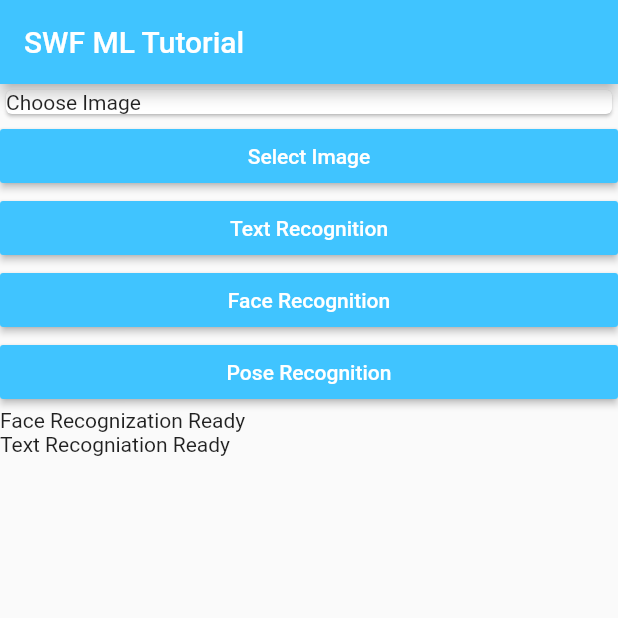
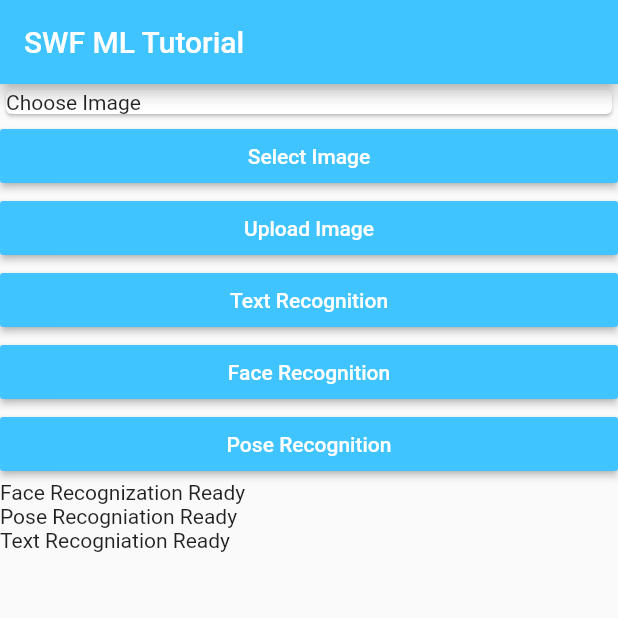
Before and after one commit to Junduck15/GoogleML_Tutorial, a Flutter app: the screen it shows after launch, after a tap on "Text Recognition", on a phone screen of 412 x 824 dp, the top half of it. Run offline on Flutter 3.47's test engine with Material 2 defaults, Android fonts, the phone set to English and light mode, and no system bars; our stand-ins replace camera, firebase_core, firebase_storage, image_picker; missing offline and left inert: dart:ffi, firebase, google_ml_kit; accounts and stored records are empty.

```diff
--- a/lib/home.dart
+++ b/lib/home.dart
@@ -1,12 +1,14 @@
 import 'dart:ffi';
 import 'dart:io';
 import 'dart:async';
-
+import 'package:firebase_storage/firebase_storage.dart';
 import 'package:flutter/material.dart';
 import 'package:google_ml_kit/google_ml_kit.dart';
 import 'package:google_ml_kit_example/text_model.dart';
 import 'package:image_picker/image_picker.dart';
 import 'dart:ui' as ui;
+import 'package:firebase/firebase_io.dart';
+import 'package:path_provider/path_provider.dart';
 
 class HomePage extends StatefulWidget {
   @override
@@ -19,10 +21,12 @@ class HomePage extends StatefulWidget {
 class CameraWidgetState extends State {
   PickedFile? imageFile = null;
   StreamController<String> streamController = StreamController<String>();
+  StreamController<String> poseStreamController = StreamController<String>();
+  String? tp;
   String? temp;
   List? pose_x;
   List? pose_y;
-
+  File? _uploadImg;
   List<Pose>? _poses;
   List<Face>? _faces;
   String? pos;
@@ -105,6 +109,14 @@ class CameraWidgetState extends State {
               textColor: Colors.white,
               color: Colors.lightBlueAccent,
               onPressed: () {
+                uploadImage(imageFile!.path);
+              },
+              child: Text("Upload Image"),
+            ),
+            MaterialButton(
+              textColor: Colors.white,
+              color: Colors.lightBlueAccent,
+              onPressed: () {
                 setState(() {
                   getText(imageFile!);
                 });
@@ -140,9 +152,21 @@ class CameraWidgetState extends State {
                     ))
                 : Text('Face Recognization Ready'),
             StreamBuilder(
+              stream: poseStreamController.stream,
+              builder: (context, snapshot) {
+                if (snapshot.hasData) {
+                  return Text(
+                    snapshot.data.toString(),
+                    style: TextStyle(fontSize: 12),
+                  );
+                } else {
+                  return Text('Pose Recogniation Ready');
+                }
+              },
+            ),
+            StreamBuilder(
               stream: streamController.stream,
               builder: (context, snapshot) {
-                // step 4: use the streamed data
                 if (snapshot.hasData) {
                   return Text(
                     snapshot.data.toString(),
@@ -159,11 +183,29 @@ class CameraWidgetState extends State {
     );
   }
 
+  Future<void> uploadImage(String imageUrl) async {
+    final firebaseStorageRef = FirebaseStorage.instance
+        .ref()
+        .child('MLKits') //'post'라는 folder를 만들고
+        .child('${DateTime.now().millisecondsSinceEpoch}.png');
+
+    // 파일 업로드
+    final uploadTask = firebaseStorageRef.putFile(
+        _uploadImg!, SettableMetadata(contentType: 'image/png'));
+
+    // 완료까지 기다림
+    await uploadTask.whenComplete(() => null);
+
+    // 업로드 완료 후 url
+    final downloadUrl = await firebaseStorageRef.getDownloadURL();
+  }
+
   void _openGallery(BuildContext context) async {
     final pickedFile = await ImagePicker().getImage(
       source: ImageSource.gallery,
     );
     setState(() {
+      _uploadImg = File(pickedFile!.path);
       imageFile = pickedFile!;
     });
 
@@ -205,9 +247,15 @@ class CameraWidgetState extends State {
     final poseDetector = GoogleMlKit.vision.poseDetector();
     _poses = await poseDetector.processImage(inputImage);
     _loadImage((File(img.path)));
+    tp = '';
     for (Pose pose in _poses!) {
       pose.landmarks.forEach((key, value) {
         print(value.x);
+        tp = tp.toString() + value.x.toString();
+        poseStreamController.add(tp.toString());
+        // pose_x?.add(value.x);
+        // pose_y?.add(value.y);
+
         print(value.y);
       });
     }
--- a/lib/main.dart
+++ b/lib/main.dart
@@ -1,6 +1,7 @@
 import 'dart:io';
 
 import 'package:camera/camera.dart';
+import 'package:firebase_core/firebase_core.dart';
 import 'package:google_ml_kit_example/home.dart';
 
 import 'package:flutter/material.dart';
@@ -9,7 +10,7 @@ List<CameraDescription> cameras = [];
 
 Future<void> main() async {
   WidgetsFlutterBinding.ensureInitialized();
-
+  await Firebase.initializeApp();
   cameras = await availableCameras();
   runApp(MyApp());
 }
--- a/pubspec.yaml
+++ b/pubspec.yaml
@@ -24,6 +24,9 @@ dependencies:
   image_picker: ^0.7.2
   path_provider: ^2.0.8
   camera: ^0.8.1
+  firebase: ^9.0.2
+  firebase_storage: ^10.2.5
+  firebase_core: ^1.11.0
 
   # The following adds the Cupertino Icons font to your application.
   # Use with the CupertinoIcons class for iOS style icons.
```
Also changed, not shown: pubspec.lock, 1 other file.
